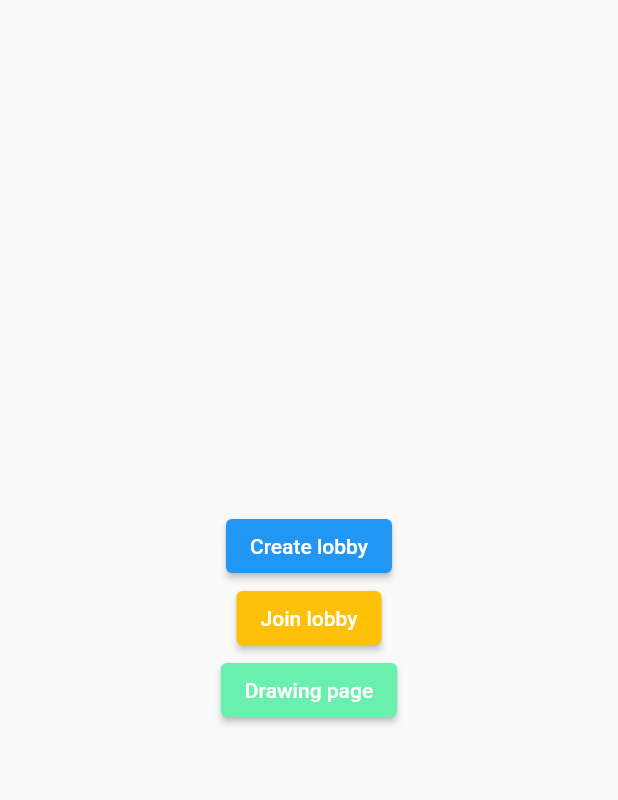
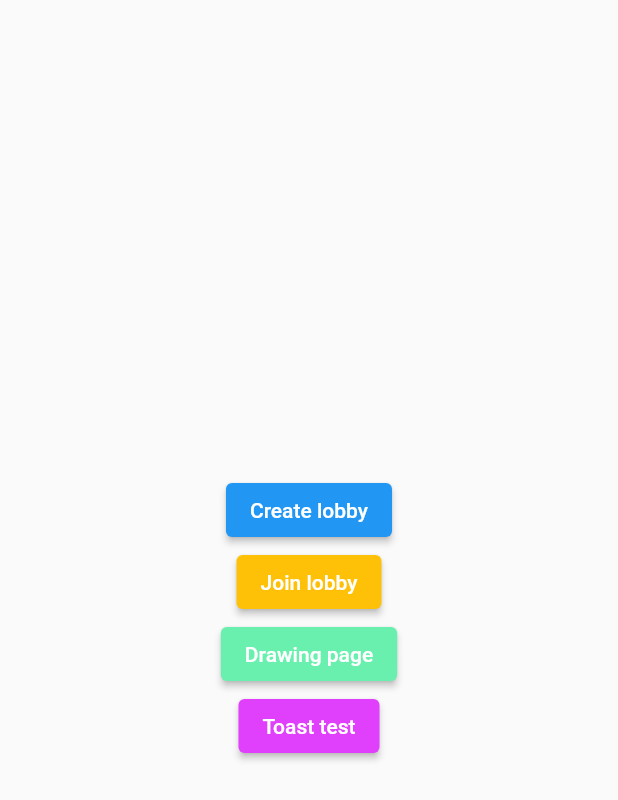
Before and after one commit to MatijaNovosel/scribble, a Flutter app: the screen it shows after launch, on a phone screen of 412 x 824 dp. Shown: the top 800 px of the screen. Run offline on Flutter 3.47's test engine with Material 2 defaults, Android fonts, the phone set to English and light mode, and no system bars; our stand-ins replace fluttertoast, go_router, socket_io_client.

Commit message:
Lobby joining, toast test

```diff
--- a/lib/pages/start.dart
+++ b/lib/pages/start.dart
@@ -3,6 +3,7 @@ import 'package:go_router/go_router.dart';
 import 'package:scribble/infrastructure/socketManager.dart';
 import 'package:scribble/models/lobby.dart';
 import 'package:scribble/routes/routeNames.dart';
+import 'package:scribble/utils/helpers.dart';
 import '../utils/constants.dart';
 
 class Start extends StatefulWidget {
@@ -115,11 +116,17 @@ class _StartState extends State<Start> {
 
   @override
   void initState() {
+    /*
     SocketManager().connect();
     SocketManager().socket?.on(EventTypes.LOBBY_CREATED_SUCCESS, (data) {
       LobbyCreatedResponse lobbyData = LobbyCreatedResponse.fromJson(data);
       GoRouter.of(context).pushNamed(RouteNames.lobby, extra: lobbyData);
     });
+    SocketManager().socket?.on(EventTypes.LOBBY_JOIN_FAILURE, (data) {
+      String lobbyId = data;
+      print("Failed to join lobby: $lobbyId");
+    });
+    */
     super.initState();
   }
 
@@ -159,6 +166,17 @@ class _StartState extends State<Start> {
               ),
               child: const Text("Drawing page"),
             ),
+            ElevatedButton(
+              onPressed: () {
+                showError("I'm a toast message!");
+              },
+              style: ButtonStyle(
+                backgroundColor: MaterialStateProperty.all<Color>(
+                  Colors.purpleAccent,
+                ),
+              ),
+              child: const Text("Toast test"),
+            ),
           ],
         ),
       ),
--- a/pubspec.yaml
+++ b/pubspec.yaml
@@ -12,6 +12,7 @@ dependencies:
   socket_io_client: 2.0.0-beta.4-nullsafety.0
   flutter_redux: ^0.9.0
   go_router: ^3.1.0
+  fluttertoast: ^8.0.9
 
 dev_dependencies:
   flutter_test:
```
Also changed, not shown: lib/models/lobby.dart (+15 -7 lines), lib/utils/helpers.dart (+14 -1 lines).
